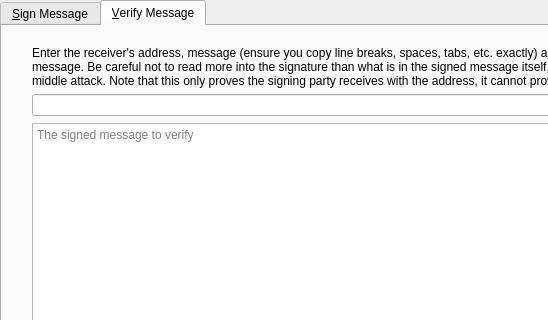
The window that src/qt/forms/signverifymessagedialog.ui (hardwarewise/SIN-core) describes before a commit, drawn with Qt 5; both pictures show x 0 to 548 and y 0 to 320 of the 800 by 450 pixel window.
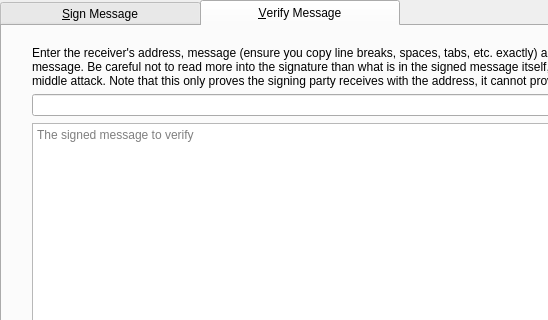
The same window after the commit. Icons and pictures are not drawn. Custom widgets are drawn as their Qt base class.

```diff
--- a/src/qt/forms/signverifymessagedialog.ui
+++ b/src/qt/forms/signverifymessagedialog.ui
@@ -13,6 +13,14 @@
   <property name="windowTitle">
    <string>Signatures - Sign / Verify a Message</string>
   </property>
+  <property name="styleSheet">
+   <string notr="true">QTabBar::tab {
+width: 200px;
+
+}
+
+</string>
+  </property>
   <property name="modal">
    <bool>true</bool>
   </property>
```
